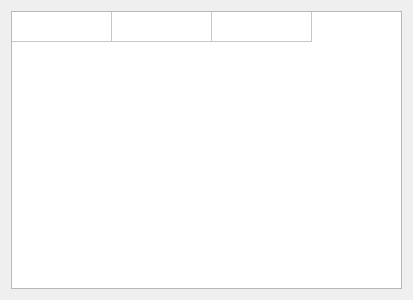
GoCodingIcreated/VKMessenger, file ui/stickersTable.ui: the form before one commit.
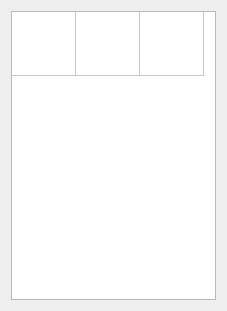
The form after the commit.

The edit to the form file:
```diff
--- a/ui/stickersTable.ui
+++ b/ui/stickersTable.ui
@@ -6,31 +6,85 @@
    <rect>
     <x>0</x>
     <y>0</y>
-    <width>413</width>
-    <height>300</height>
+    <width>227</width>
+    <height>311</height>
    </rect>
   </property>
+  <property name="sizePolicy">
+   <sizepolicy hsizetype="Expanding" vsizetype="Preferred">
+    <horstretch>0</horstretch>
+    <verstretch>0</verstretch>
+   </sizepolicy>
+  </property>
+  <property name="minimumSize">
+   <size>
+    <width>227</width>
+    <height>0</height>
+   </size>
+  </property>
+  <property name="maximumSize">
+   <size>
+    <width>227</width>
+    <height>16777215</height>
+   </size>
+  </property>
   <property name="windowTitle">
    <string>Form</string>
   </property>
   <layout class="QVBoxLayout" name="verticalLayout_2">
    <item>
     <widget class="QTableWidget" name="tableWidget">
+     <property name="sizePolicy">
+      <sizepolicy hsizetype="Expanding" vsizetype="Expanding">
+       <horstretch>0</horstretch>
+       <verstretch>0</verstretch>
+      </sizepolicy>
+     </property>
+     <property name="selectionMode">
+      <enum>QAbstractItemView::SingleSelection</enum>
+     </property>
+     <property name="verticalScrollMode">
+      <enum>QAbstractItemView::ScrollPerItem</enum>
+     </property>
+     <property name="gridStyle">
+      <enum>Qt::SolidLine</enum>
+     </property>
+     <property name="cornerButtonEnabled">
+      <bool>true</bool>
+     </property>
      <property name="columnCount">
       <number>3</number>
      </property>
      <attribute name="horizontalHeaderVisible">
       <bool>false</bool>
      </attribute>
+     <attribute name="horizontalHeaderDefaultSectionSize">
+      <number>64</number>
+     </attribute>
      <attribute name="horizontalHeaderHighlightSections">
       <bool>true</bool>
      </attribute>
+     <attribute name="horizontalHeaderMinimumSectionSize">
+      <number>64</number>
+     </attribute>
+     <attribute name="horizontalHeaderStretchLastSection">
+      <bool>false</bool>
+     </attribute>
      <attribute name="verticalHeaderVisible">
       <bool>false</bool>
      </attribute>
+     <attribute name="verticalHeaderDefaultSectionSize">
+      <number>64</number>
+     </attribute>
      <attribute name="verticalHeaderHighlightSections">
       <bool>true</bool>
      </attribute>
+     <attribute name="verticalHeaderMinimumSectionSize">
+      <number>64</number>
+     </attribute>
+     <attribute name="verticalHeaderStretchLastSection">
+      <bool>false</bool>
+     </attribute>
      <row>
       <property name="text">
        <string>New Row</string>
```
